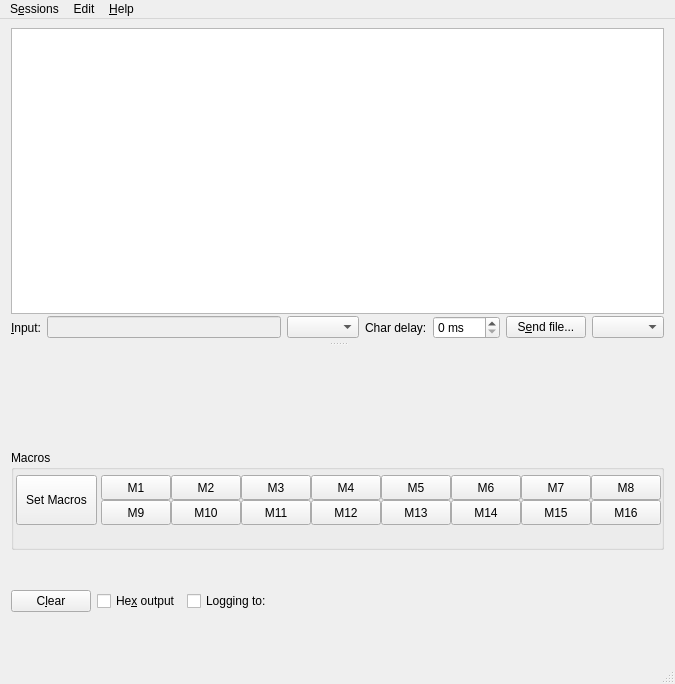
Qt form mainwindow.ui (neundorf/CuteCom) before a commit.
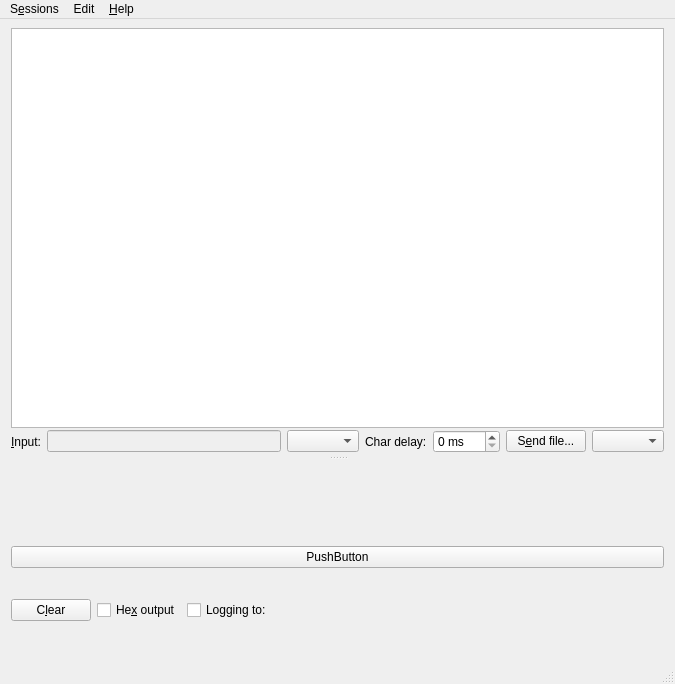
The same form after that commit. Icons and pictures are not drawn. Custom widgets are drawn as their Qt base class.

Commit message: Added first plugin (macros). Almost works

Diff of the .ui file:
```diff
--- a/mainwindow.ui
+++ b/mainwindow.ui
@@ -199,248 +199,12 @@
          </widget>
         </item>
         <item>
-         <layout class="QHBoxLayout" name="horizontalLayout">
+         <layout class="QVBoxLayout" name="m_pluginsLayout">
           <item>
-           <widget class="QGroupBox" name="m_gb_macros">
-            <property name="sizePolicy">
-             <sizepolicy hsizetype="Preferred" vsizetype="Preferred">
-              <horstretch>0</horstretch>
-              <verstretch>0</verstretch>
-             </sizepolicy>
+           <widget class="QPushButton" name="pushButton">
+            <property name="text">
+             <string>PushButton</string>
             </property>
-            <property name="minimumSize">
-             <size>
-              <width>0</width>
-              <height>80</height>
-             </size>
-            </property>
-            <property name="title">
-             <string>Macros</string>
-            </property>
-            <widget class="QPushButton" name="m_bt_set_macros">
-             <property name="geometry">
-              <rect>
-               <x>5</x>
-               <y>25</y>
-               <width>81</width>
-               <height>50</height>
-              </rect>
-             </property>
-             <property name="toolTip">
-              <string>Open macro settings dialog</string>
-             </property>
-             <property name="text">
-              <string>Set Macros</string>
-             </property>
-            </widget>
-            <widget class="QPushButton" name="m_bt_macro_1">
-             <property name="geometry">
-              <rect>
-               <x>90</x>
-               <y>25</y>
-               <width>70</width>
-               <height>25</height>
-              </rect>
-             </property>
-             <property name="text">
-              <string>M1</string>
-             </property>
-            </widget>
-            <widget class="QPushButton" name="m_bt_macro_2">
-             <property name="geometry">
-              <rect>
-               <x>160</x>
-               <y>25</y>
-               <width>70</width>
-               <height>25</height>
-              </rect>
-             </property>
-             <property name="text">
-              <string>M2</string>
-             </property>
-            </widget>
-            <widget class="QPushButton" name="m_bt_macro_3">
-             <property name="geometry">
-              <rect>
-               <x>230</x>
-               <y>25</y>
-               <width>70</width>
-               <height>25</height>
-              </rect>
-             </property>
-             <property name="text">
-              <string>M3</string>
-             </property>
-            </widget>
-            <widget class="QPushButton" name="m_bt_macro_4">
-             <property name="geometry">
-              <rect>
-               <x>300</x>
-               <y>25</y>
-               <width>70</width>
-               <height>25</height>
-              </rect>
-             </property>
-             <property name="text">
-              <string>M4</string>
-             </property>
-            </widget>
-            <widget class="QPushButton" name="m_bt_macro_5">
-             <property name="geometry">
-              <rect>
-               <x>370</x>
-               <y>25</y>
-               <width>70</width>
-               <height>25</height>
-              </rect>
-             </property>
-             <property name="text">
-              <string>M5</string>
-             </property>
-            </widget>
-            <widget class="QPushButton" name="m_bt_macro_6">
-             <property name="geometry">
-              <rect>
-               <x>440</x>
-               <y>25</y>
-               <width>70</width>
-               <height>25</height>
-              </rect>
-             </property>
-             <property name="text">
-              <string>M6</string>
-             </property>
-            </widget>
-            <widget class="QPushButton" name="m_bt_macro_7">
-             <property name="geometry">
-              <rect>
-               <x>510</x>
-               <y>25</y>
-               <width>70</width>
-               <height>25</height>
-              </rect>
-             </property>
-             <property name="text">
-              <string>M7</string>
-             </property>
-            </widget>
-            <widget class="QPushButton" name="m_bt_macro_8">
-             <property name="geometry">
-              <rect>
-               <x>580</x>
-               <y>25</y>
-               <width>70</width>
-               <height>25</height>
-              </rect>
-             </property>
-             <property name="text">
-              <string>M8</string>
-             </property>
-            </widget>
-            <widget class="QPushButton" name="m_bt_macro_9">
-             <property name="geometry">
-              <rect>
-               <x>90</x>
-               <y>50</y>
-               <width>70</width>
-               <height>25</height>
-              </rect>
-             </property>
-             <property name="text">
-              <string>M9</string>
-             </property>
-            </widget>
-            <widget class="QPushButton" name="m_bt_macro_10">
-             <property name="geometry">
-              <rect>
-               <x>160</x>
-               <y>50</y>
-               <width>70</width>
-               <height>25</height>
-              </rect>
-             </property>
-             <property name="text">
-              <string>M10</string>
-             </property>
-            </widget>
-            <widget class="QPushButton" name="m_bt_macro_11">
-             <property name="geometry">
-              <rect>
-               <x>230</x>
-               <y>50</y>
-               <width>70</width>
-               <height>25</height>
-              </rect>
-             </property>
-             <property name="text">
-              <string>M11</string>
-             </property>
-            </widget>
-            <widget class="QPushButton" name="m_bt_macro_12">
-             <property name="geometry">
-              <rect>
-               <x>300</x>
-               <y>50</y>
-               <width>70</width>
-               <height>25</height>
-              </rect>
-             </property>
-             <property name="text">
-              <string>M12</string>
-             </property>
-            </widget>
-            <widget class="QPushButton" name="m_bt_macro_13">
-             <property name="geometry">
-              <rect>
-               <x>370</x>
-               <y>50</y>
-               <width>70</width>
-               <height>25</height>
-              </rect>
-             </property>
-             <property name="text">
-              <string>M13</string>
-             </property>
-            </widget>
-            <widget class="QPushButton" name="m_bt_macro_14">
-             <property name="geometry">
-              <rect>
-               <x>440</x>
-               <y>50</y>
-               <width>70</width>
-               <height>25</height>
-              </rect>
-             </property>
-             <property name="text">
-              <string>M14</string>
-             </property>
-            </widget>
-            <widget class="QPushButton" name="m_bt_macro_15">
-             <property name="geometry">
-              <rect>
-               <x>510</x>
-               <y>50</y>
-               <width>70</width>
-               <height>25</height>
-              </rect>
-             </property>
-             <property name="text">
-              <string>M15</string>
-             </property>
-            </widget>
-            <widget class="QPushButton" name="m_bt_macro_16">
-             <property name="geometry">
-              <rect>
-               <x>580</x>
-               <y>50</y>
-               <width>70</width>
-               <height>25</height>
-              </rect>
-             </property>
-             <property name="text">
-              <string>M16</string>
-             </property>
-            </widget>
            </widget>
           </item>
          </layout>
```
The commit also changes 9 other files.
